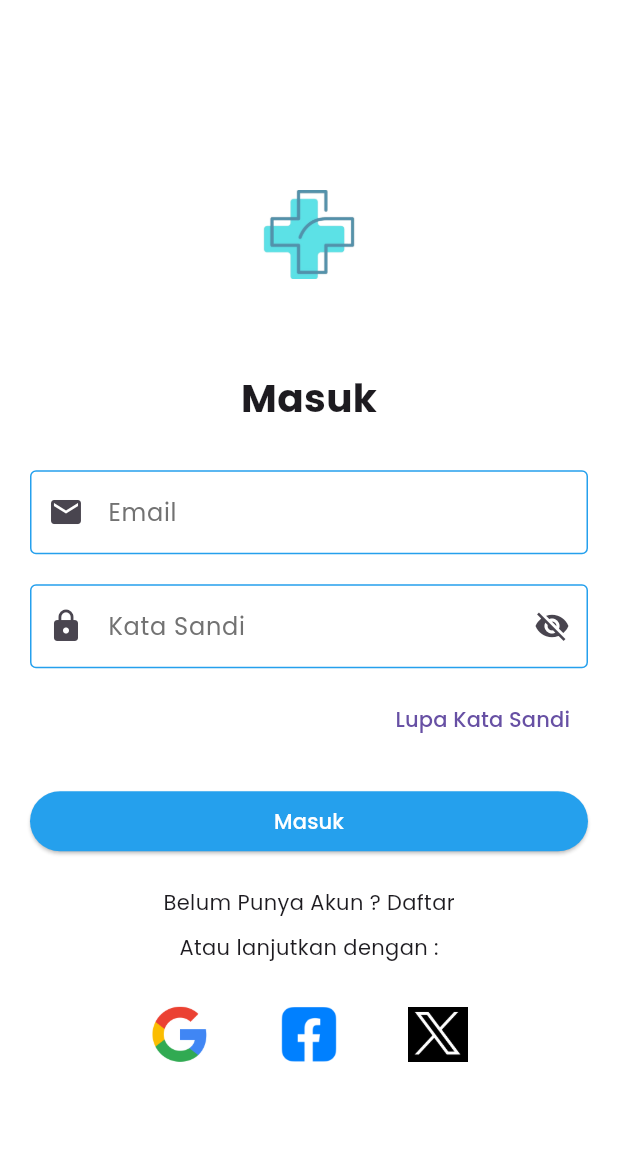
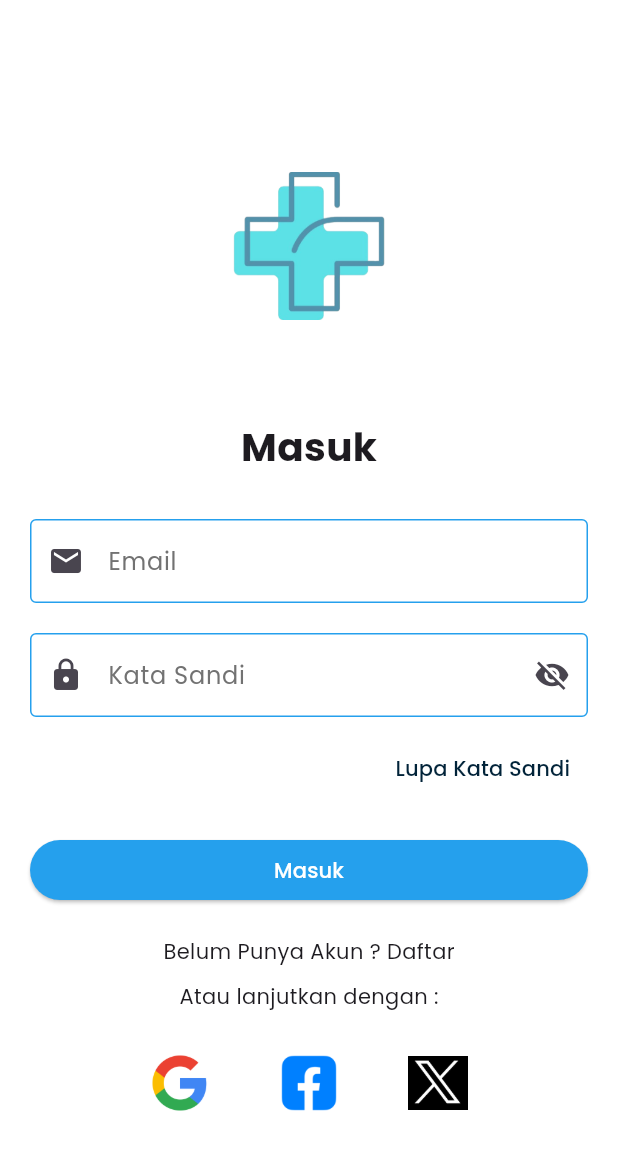
Before and after one commit to Shua24/penicillisolver-mobile, a Flutter app: the LoginScreen screen opened directly, on a phone screen of 412 x 824 dp. Shown: the top 1150 px of the screen. Run offline on Flutter 3.47's test engine with Material 3 defaults, Android fonts, the phone set to English and light mode, and no system bars; our stand-ins replace google_fonts.

Commit message:
Login: Bug fix, Theme: Tambah theme

```diff
--- a/lib/login.dart
+++ b/lib/login.dart
@@ -36,11 +36,11 @@ class _LoginScreenState extends State<LoginScreen> {
             Center(
               child: Image.asset(
                 'assets/logo.png', // Change the path accordingly
-                width: 120,
-                height: 120,
+                width: 200,
+                height: 200,
               ),
             ),
-            const SizedBox(height: 30),
+            const SizedBox(height: 15),
             // Title
             const Center(
               child: Text(
@@ -75,11 +75,14 @@ class _LoginScreenState extends State<LoginScreen> {
                 suffixIcon: IconButton(
                   onPressed: () {
                     setState(() {
-                      _obscureText = !_obscureText; // Toggle password visibility
+                      _obscureText =
+                          !_obscureText; // Toggle password visibility
                     });
                   },
                   icon: Icon(
-                    _obscureText ? Icons.visibility_off : Icons.visibility, // Change icon based on visibility
+                    _obscureText
+                        ? Icons.visibility_off
+                        : Icons.visibility, // Change icon based on visibility
                   ),
                 ),
               ),
@@ -122,7 +125,8 @@ class _LoginScreenState extends State<LoginScreen> {
               children: [
                 // Google Icon
                 IconButton(
-                  icon: Image.asset('assets/logo_google.png', width: 40, height: 40),
+                  icon: Image.asset('assets/logo_google.png',
+                      width: 40, height: 40),
                   iconSize: 20,
                   onPressed: () {
                     // Google login functionality
@@ -131,7 +135,8 @@ class _LoginScreenState extends State<LoginScreen> {
                 const SizedBox(width: 20),
                 // Facebook Icon
                 IconButton(
-                  icon: Image.asset('assets/logo_facebook.webp', width: 60, height: 60),
+                  icon: Image.asset('assets/logo_facebook.webp',
+                      width: 60, height: 60),
                   iconSize: 20,
                   onPressed: () {
                     // Facebook login functionality
@@ -140,7 +145,8 @@ class _LoginScreenState extends State<LoginScreen> {
                 const SizedBox(width: 20),
                 // Twitter Icon
                 IconButton(
-                  icon: Image.asset('assets/logo_twitter.png', width: 40, height: 40),
+                  icon: Image.asset('assets/logo_twitter.png',
+                      width: 40, height: 40),
                   iconSize: 20,
                   onPressed: () {
                     // Twitter login functionality
--- a/lib/main.dart
+++ b/lib/main.dart
@@ -14,6 +14,7 @@ class MyApp extends StatelessWidget {
     return MaterialApp(
       theme: AppTheme.lightTheme, // Apply the theme
       home: RegistrationPage(),
+      title: 'PenicilliSolver',
     );
   }
 }
--- a/lib/theme.dart
+++ b/lib/theme.dart
@@ -5,7 +5,7 @@ import 'package:google_fonts/google_fonts.dart';
 class AppTheme {
   static ThemeData lightTheme = ThemeData(
     scaffoldBackgroundColor: Colors.white,
-    primarySwatch: Colors.cyan,
+    primarySwatch: Colors.blue,
     appBarTheme: const AppBarTheme(
       backgroundColor: Color.fromRGBO(37, 160, 237, 1),
       titleTextStyle: const TextStyle(
@@ -33,7 +33,14 @@ class AppTheme {
       floatingLabelStyle: TextStyle(
         color: Color.fromRGBO(37, 160, 237, 1),
       ),
-        labelStyle: TextStyle(color: Color.fromARGB(255, 114, 114, 114))),
+      labelStyle: TextStyle(
+        color: Color.fromARGB(255, 114, 114, 114),
+      ),
+    ),
+    textButtonTheme: TextButtonThemeData(
+      style: TextButton.styleFrom(
+        foregroundColor: const Color.fromARGB(255, 1, 35, 57),
+      ),
+    ),
   );
-  // Text field langsung di halaman
 }
```
Lines whose indentation alone changed are shown as unchanged.
